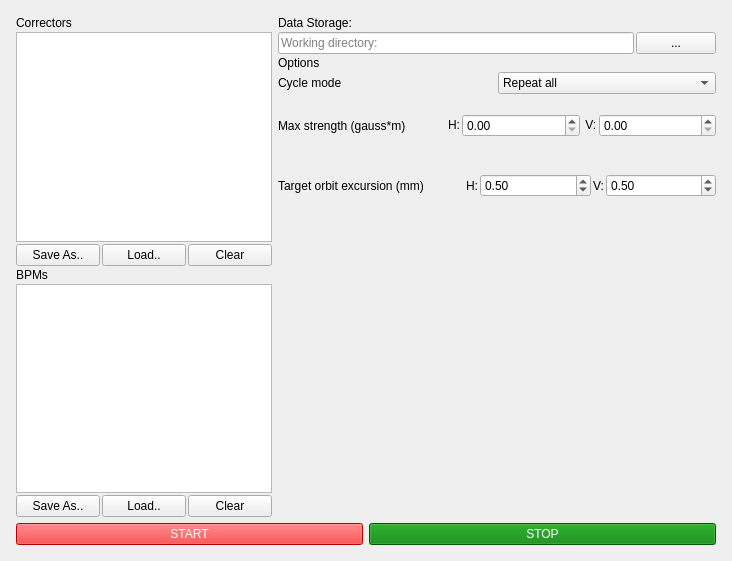
Qt form SysID_GUI.ui (wiktoria-malek/flight-simulator) before a commit.
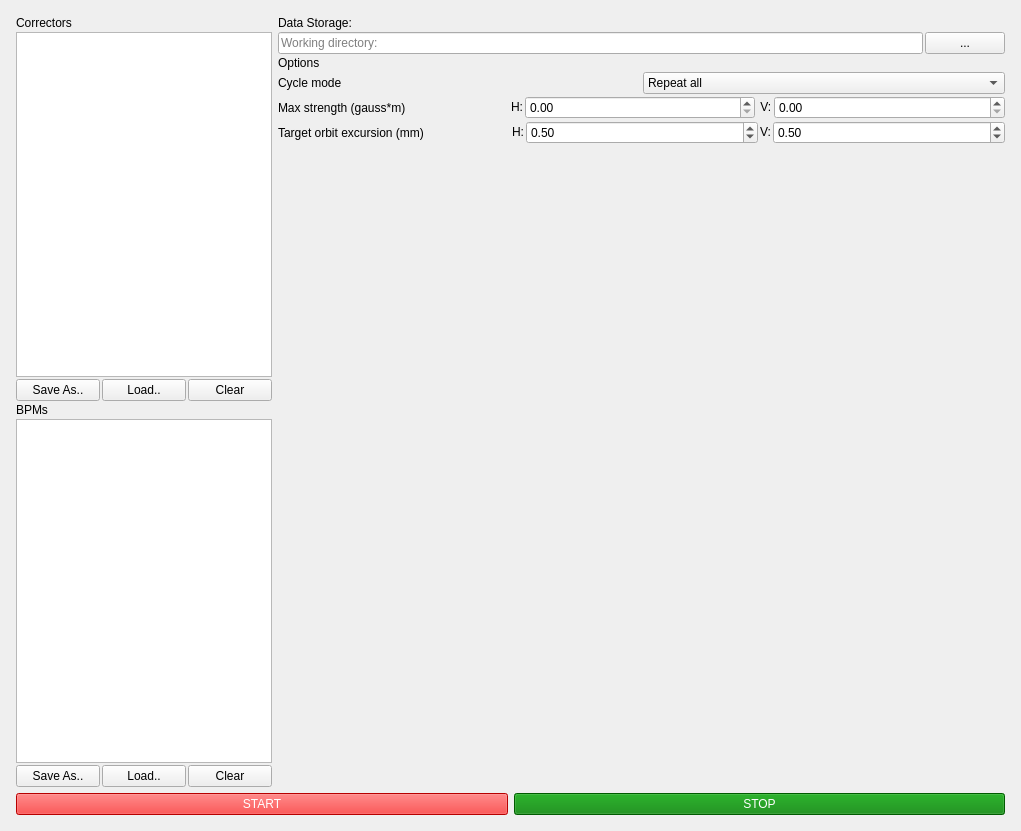
The same form after that commit.

The edit to the form file:
```diff
--- a/SysID_GUI.ui
+++ b/SysID_GUI.ui
@@ -6,8 +6,8 @@
    <rect>
     <x>0</x>
     <y>0</y>
-    <width>732</width>
-    <height>561</height>
+    <width>1021</width>
+    <height>831</height>
    </rect>
   </property>
   <property name="windowTitle">
@@ -222,24 +222,17 @@
              <layout class="QHBoxLayout" name="current_layout">
               <item>
                <widget class="QLabel" name="current_label">
+                <property name="sizePolicy">
+                 <sizepolicy hsizetype="Minimum" vsizetype="Preferred">
+                  <horstretch>0</horstretch>
+                  <verstretch>0</verstretch>
+                 </sizepolicy>
+                </property>
                 <property name="text">
                  <string>Max strength (gauss*m)</string>
                 </property>
                </widget>
               </item>
-              <item>
-               <spacer name="current_spacer">
-                <property name="orientation">
-                 <enum>Qt::Vertical</enum>
-                </property>
-                <property name="sizeHint" stdset="0">
-                 <size>
-                  <width>40</width>
-                  <height>20</height>
-                 </size>
-                </property>
-               </spacer>
-              </item>
               <item>
                <widget class="QLabel" name="horizontal_current_label">
                 <property name="sizePolicy">
@@ -286,24 +279,17 @@
              <layout class="QHBoxLayout" name="excursion_layout">
               <item>
                <widget class="QLabel" name="excursion_label">
+                <property name="sizePolicy">
+                 <sizepolicy hsizetype="Minimum" vsizetype="Preferred">
+                  <horstretch>0</horstretch>
+                  <verstretch>0</verstretch>
+                 </sizepolicy>
+                </property>
                 <property name="text">
                  <string>Target orbit excursion (mm)</string>
                 </property>
                </widget>
               </item>
-              <item>
-               <spacer name="excursion_spacer">
-                <property name="orientation">
-                 <enum>Qt::Vertical</enum>
-                </property>
-                <property name="sizeHint" stdset="0">
-                 <size>
-                  <width>40</width>
-                  <height>20</height>
-                 </size>
-                </property>
-               </spacer>
-              </item>
               <item>
                <widget class="QLabel" name="horizontal_excursion_label">
                 <property name="sizePolicy">
```
